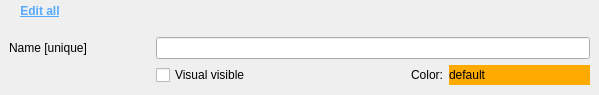
Above: guis/widget_name.ui from RubendeBruin/DAVE before the change. Below: the same form after it.
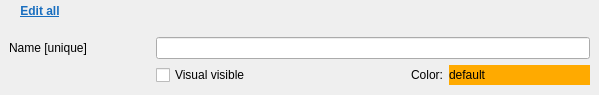
That is the form after the change.

```diff
--- a/guis/widget_name.ui
+++ b/guis/widget_name.ui
@@ -41,7 +41,7 @@
       </font>
      </property>
      <property name="styleSheet">
-      <string notr="true">color: rgb(85, 170, 255);</string>
+      <string notr="true">color: rgb(25, 110, 191);</string>
      </property>
      <property name="text">
       <string>Edit all</string>
```
